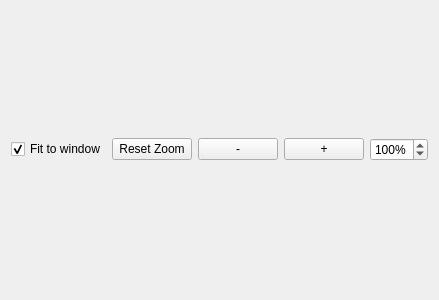
Before: the Qt Designer form src/imagedisplay.ui in jveitchmichaelis/deeplabel, drawn with Qt 5.
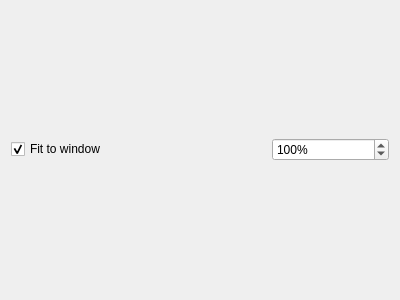
After: the same form once the commit is applied.

The edit to the form file:
```diff
--- a/src/imagedisplay.ui
+++ b/src/imagedisplay.ui
@@ -50,14 +50,17 @@
         </size>
        </property>
        <property name="text">
-        <string>Reset Zoom</string>
+        <string/>
+       </property>
+       <property name="flat">
+        <bool>true</bool>
        </property>
       </widget>
      </item>
      <item>
       <widget class="QPushButton" name="zoomOutButton">
        <property name="sizePolicy">
-        <sizepolicy hsizetype="Minimum" vsizetype="Fixed">
+        <sizepolicy hsizetype="Maximum" vsizetype="Fixed">
          <horstretch>0</horstretch>
          <verstretch>0</verstretch>
         </sizepolicy>
@@ -69,14 +72,17 @@
         </size>
        </property>
        <property name="text">
-        <string>-</string>
+        <string/>
+       </property>
+       <property name="flat">
+        <bool>true</bool>
        </property>
       </widget>
      </item>
      <item>
       <widget class="QPushButton" name="zoomInButton">
        <property name="sizePolicy">
-        <sizepolicy hsizetype="Minimum" vsizetype="Fixed">
+        <sizepolicy hsizetype="Maximum" vsizetype="Fixed">
          <horstretch>0</horstretch>
          <verstretch>0</verstretch>
         </sizepolicy>
@@ -88,7 +94,10 @@
         </size>
        </property>
        <property name="text">
-        <string>+</string>
+        <string/>
+       </property>
+       <property name="flat">
+        <bool>true</bool>
        </property>
       </widget>
      </item>
```
